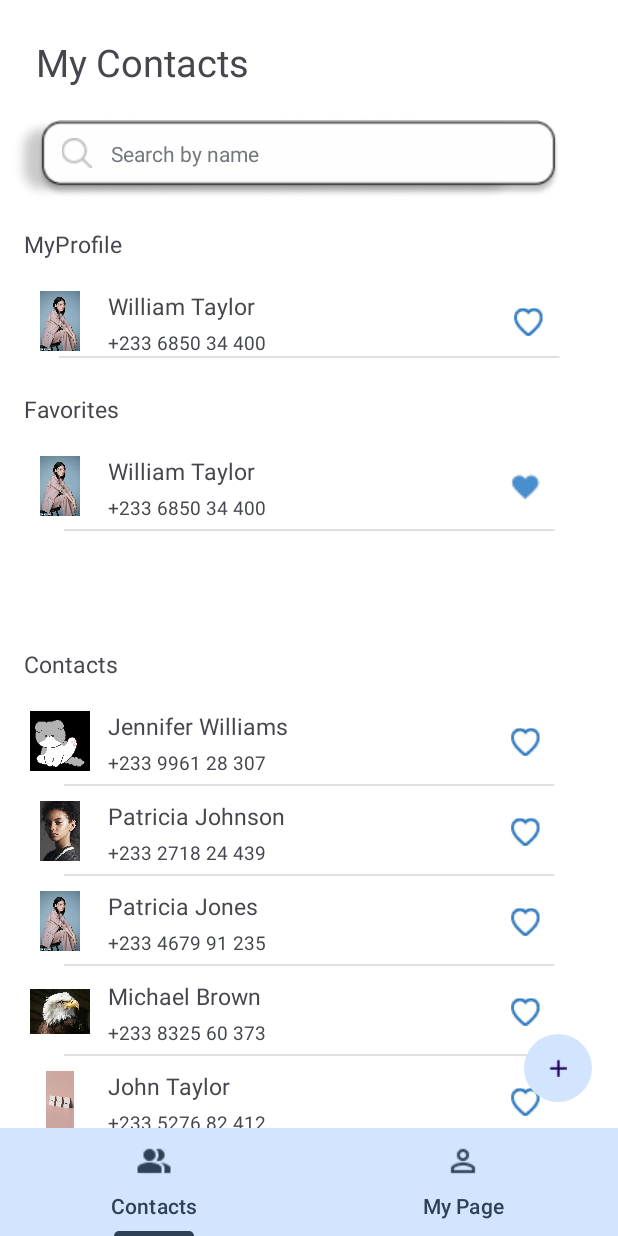
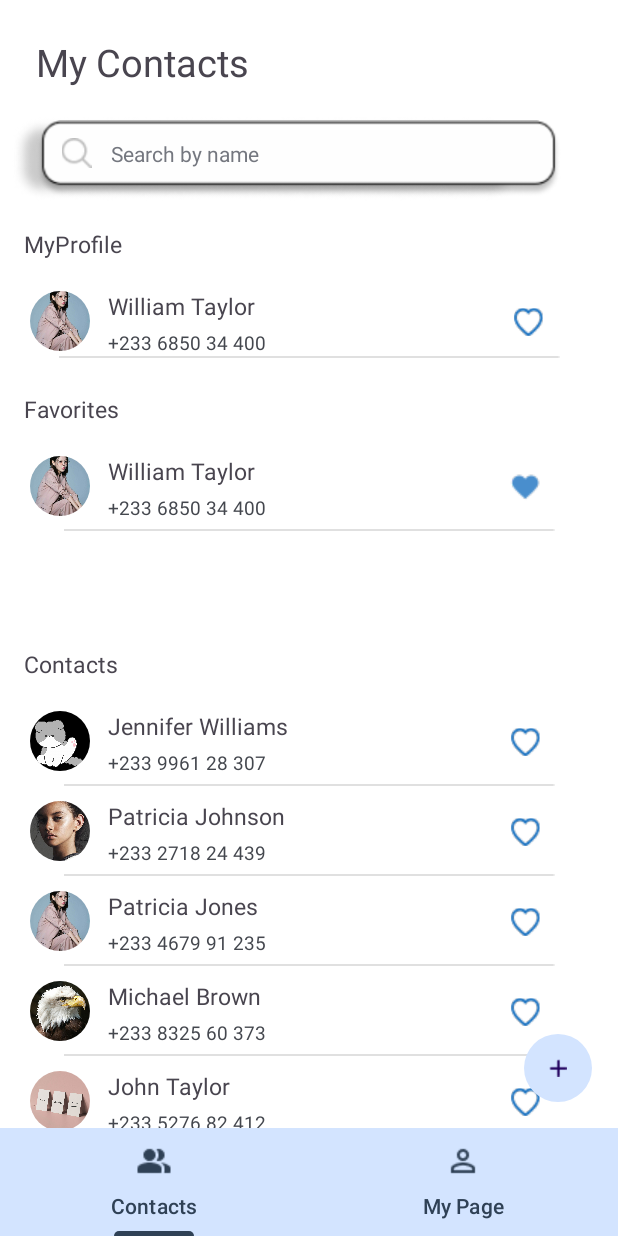
Before and after one commit to Chapter-3-3-Android/CONTACT-APP, an Android app: the screen it shows after launch (ContactActivity), after a tap on an icon or button, on a phone screen of 412 x 824 dp. Run offline under Robolectric (Android 15) with nearby library versions, the phone set to English and light mode, and no system bars; pictures from the network do not load.

Commit message:
fix: ContactList의 xml 파일에서 프로필 이미지 oval 처리

```diff
--- a/app/src/main/res/layout/fragment_contact_list.xml
+++ b/app/src/main/res/layout/fragment_contact_list.xml
@@ -103,6 +103,8 @@
             android:layout_height="40dp"
             android:layout_marginStart="20dp"
             android:background="@drawable/shape_circle"
+            android:clipToOutline="true"
+            android:scaleType="centerCrop"
             app:layout_constraintBottom_toBottomOf="parent"
             app:layout_constraintStart_toStartOf="parent"
             app:layout_constraintTop_toTopOf="parent"
--- a/app/src/main/res/layout/item_recyclerview.xml
+++ b/app/src/main/res/layout/item_recyclerview.xml
@@ -40,6 +40,8 @@
             android:layout_height="40dp"
             android:layout_marginStart="20dp"
             android:background="@drawable/shape_circle"
+            android:clipToOutline="true"
+            android:scaleType="centerCrop"
             app:layout_constraintBottom_toBottomOf="parent"
             app:layout_constraintStart_toStartOf="parent"
             app:layout_constraintTop_toTopOf="parent"
```
